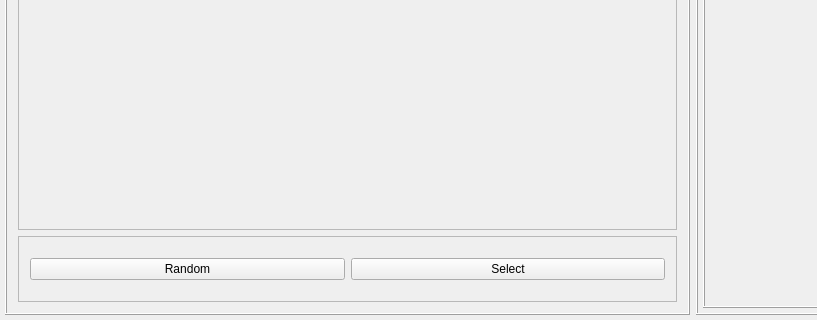
Before: the Qt Designer form mainwindow.ui in aabbo/Qtprogram, drawn with Qt 5; both pictures show x 0 to 817 and y 381 to 701 of the 1385 by 701 pixel window.
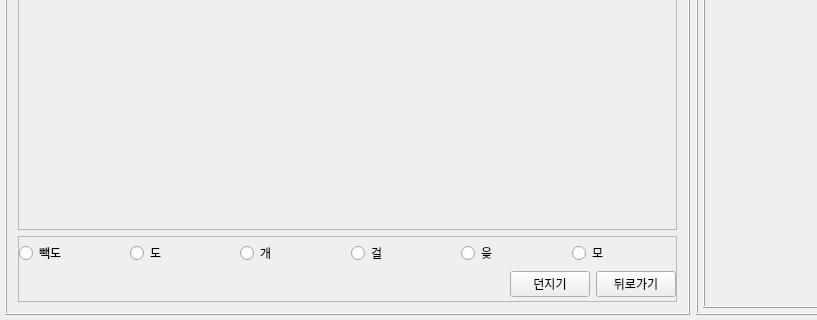
After: the same form once the commit is applied.

Commit message: change select yut throw function

Diff of the .ui file:
```diff
--- a/mainwindow.ui
+++ b/mainwindow.ui
@@ -93,23 +93,164 @@
             <enum>QFrame::Raised</enum>
            </property>
            <layout class="QGridLayout" name="gridLayout_3">
+            <property name="leftMargin">
+             <number>0</number>
+            </property>
+            <property name="topMargin">
+             <number>0</number>
+            </property>
+            <property name="rightMargin">
+             <number>0</number>
+            </property>
+            <property name="bottomMargin">
+             <number>0</number>
+            </property>
+            <property name="spacing">
+             <number>0</number>
+            </property>
             <item row="0" column="0">
-             <layout class="QHBoxLayout" name="horizontalLayout">
-              <item>
-               <widget class="QPushButton" name="RandomButton">
-                <property name="text">
-                 <string>Random</string>
+             <widget class="QStackedWidget" name="SelectButtonStack">
+              <property name="currentIndex">
+               <number>1</number>
+              </property>
+              <widget class="QWidget" name="page">
+               <layout class="QGridLayout" name="gridLayout_4">
+                <property name="leftMargin">
+                 <number>0</number>
                 </property>
-               </widget>
-              </item>
-              <item>
-               <widget class="QPushButton" name="SelectButton">
-                <property name="text">
-                 <string>Select</string>
+                <property name="topMargin">
+                 <number>0</number>
                 </property>
-               </widget>
-              </item>
-             </layout>
+                <property name="rightMargin">
+                 <number>0</number>
+                </property>
+                <property name="bottomMargin">
+                 <number>0</number>
+                </property>
+                <property name="spacing">
+                 <number>0</number>
+                </property>
+                <item row="0" column="0">
+                 <layout class="QHBoxLayout" name="horizontalLayout">
+                  <item>
+                   <widget class="QPushButton" name="RandomButton">
+                    <property name="text">
+                     <string>Random</string>
+                    </property>
+                   </widget>
+                  </item>
+                  <item>
+                   <widget class="QPushButton" name="SelectButton">
+                    <property name="text">
+                     <string>Select</string>
+                    </property>
+                   </widget>
+                  </item>
+                 </layout>
+                </item>
+               </layout>
+              </widget>
+              <widget class="QWidget" name="page_2">
+               <layout class="QGridLayout" name="gridLayout_5">
+                <property name="leftMargin">
+                 <number>0</number>
+                </property>
+                <property name="topMargin">
+                 <number>0</number>
+                </property>
+                <property name="rightMargin">
+                 <number>0</number>
+                </property>
+                <property name="bottomMargin">
+                 <number>0</number>
+                </property>
+                <property name="spacing">
+                 <number>0</number>
+                </property>
+                <item row="0" column="0">
+                 <layout class="QVBoxLayout" name="verticalLayout_4">
+                  <item>
+                   <layout class="QHBoxLayout" name="horizontalLayout_2">
+                    <item>
+                     <widget class="QRadioButton" name="BackDo">
+                      <property name="text">
+                       <string>빽도</string>
+                      </property>
+                     </widget>
+                    </item>
+                    <item>
+                     <widget class="QRadioButton" name="Do">
+                      <property name="text">
+                       <string>도</string>
+                      </property>
+                     </widget>
+                    </item>
+                    <item>
+                     <widget class="QRadioButton" name="Gae">
+                      <property name="text">
+                       <string>개</string>
+                      </property>
+                     </widget>
+                    </item>
+                    <item>
+                     <widget class="QRadioButton" name="Gul">
+                      <property name="text">
+                       <string>걸</string>
+                      </property>
+                     </widget>
+                    </item>
+                    <item>
+                     <widget class="QRadioButton" name="Yut">
+                      <property name="text">
+                       <string>윷</string>
+                      </property>
+                     </widget>
+                    </item>
+                    <item>
+                     <widget class="QRadioButton" name="Mo">
+                      <property name="text">
+                       <string>모</string>
+                      </property>
+                     </widget>
+                    </item>
+                   </layout>
+                  </item>
+                  <item>
+                   <layout class="QHBoxLayout" name="horizontalLayout_3">
+                    <item>
+                     <spacer name="horizontalSpacer">
+                      <property name="orientation">
+                       <enum>Qt::Horizontal</enum>
+                      </property>
+                      <property name="sizeHint" stdset="0">
+                       <size>
+                        <width>40</width>
+                        <height>20</height>
+                       </size>
+                      </property>
+                     </spacer>
+                    </item>
+                    <item>
+                     <widget class="QPushButton" name="SelectThrow">
+                      <property name="text">
+                       <string>던지기</string>
+                      </property>
+                     </widget>
+                    </item>
+                    <item>
+                     <widget class="QPushButton" name="BackPage">
+                      <property name="text">
+                       <string>뒤로가기</string>
+                      </property>
+                     </widget>
+                    </item>
+                   </layout>
+                  </item>
+                 </layout>
+                </item>
+               </layout>
+              </widget>
+             </widget>
             </item>
            </layout>
           </widget>
```
The commit also changes 2 other files.
